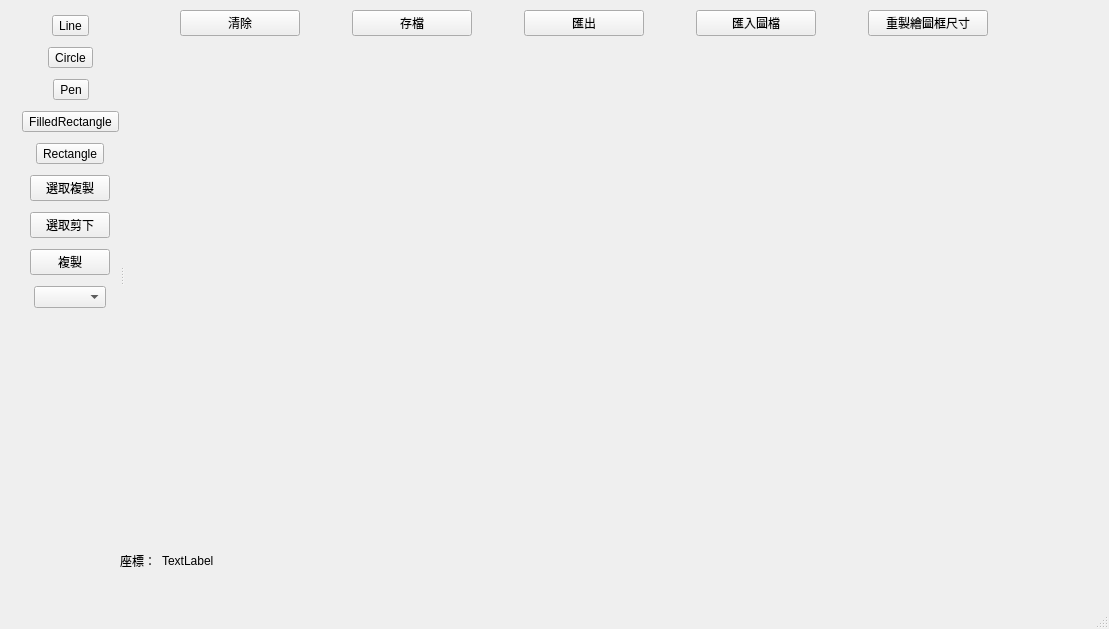
First picture: the form in mainwindow.ui, repository markscat/SH1106_GUI_Design, before the edit.
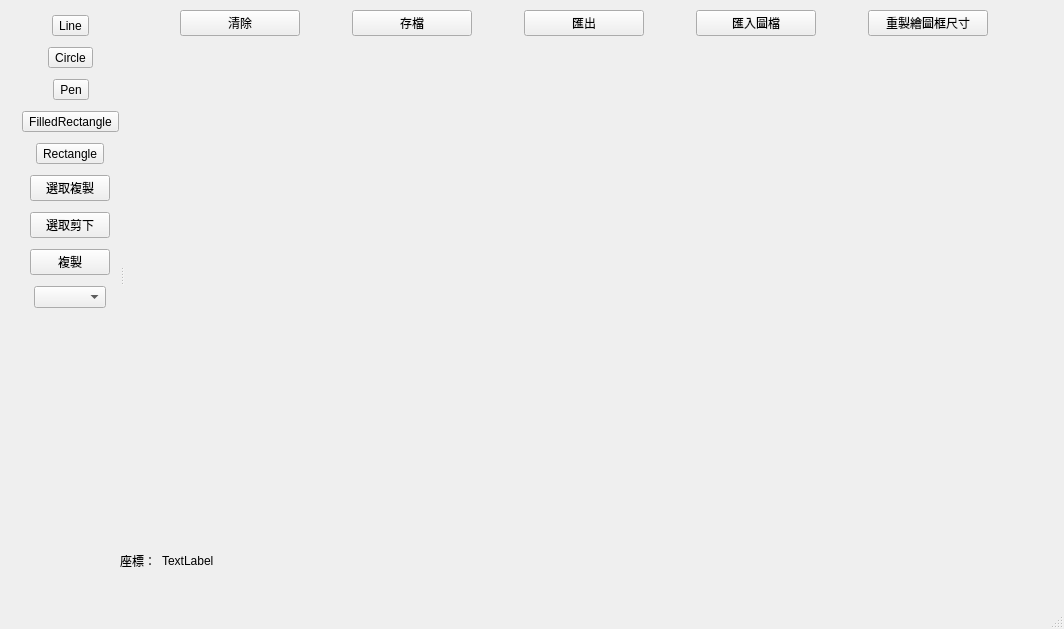
Second picture: the form after the edit.

```diff
--- a/mainwindow.ui
+++ b/mainwindow.ui
@@ -6,7 +6,7 @@
    <rect>
     <x>0</x>
     <y>0</y>
-    <width>1109</width>
+    <width>1064</width>
     <height>629</height>
    </rect>
   </property>
@@ -60,7 +60,7 @@
        <height>0</height>
       </size>
      </property>
-     <widget class="QWidget" name="layoutWidget">
+     <widget class="QWidget" name="layoutWidget2">
       <property name="geometry">
        <rect>
         <x>0</x>
```
Left out of the diff: 12 changed lines with no effect on the pictures.
